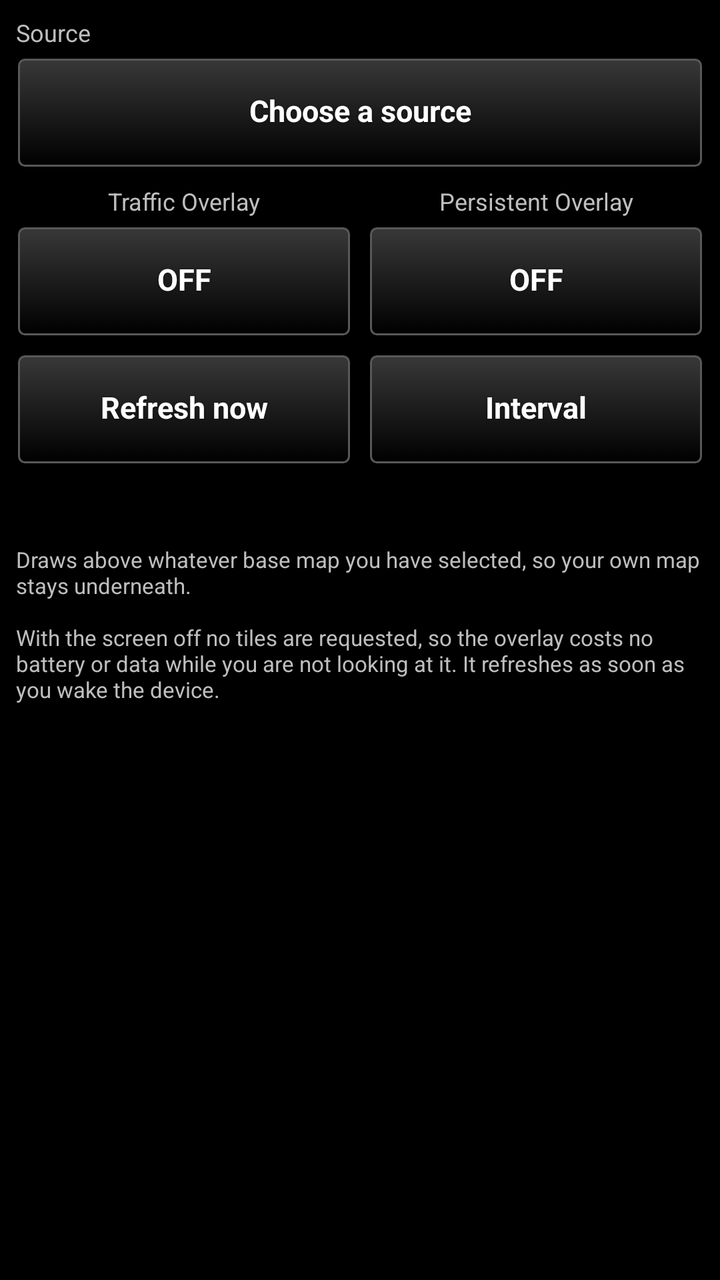
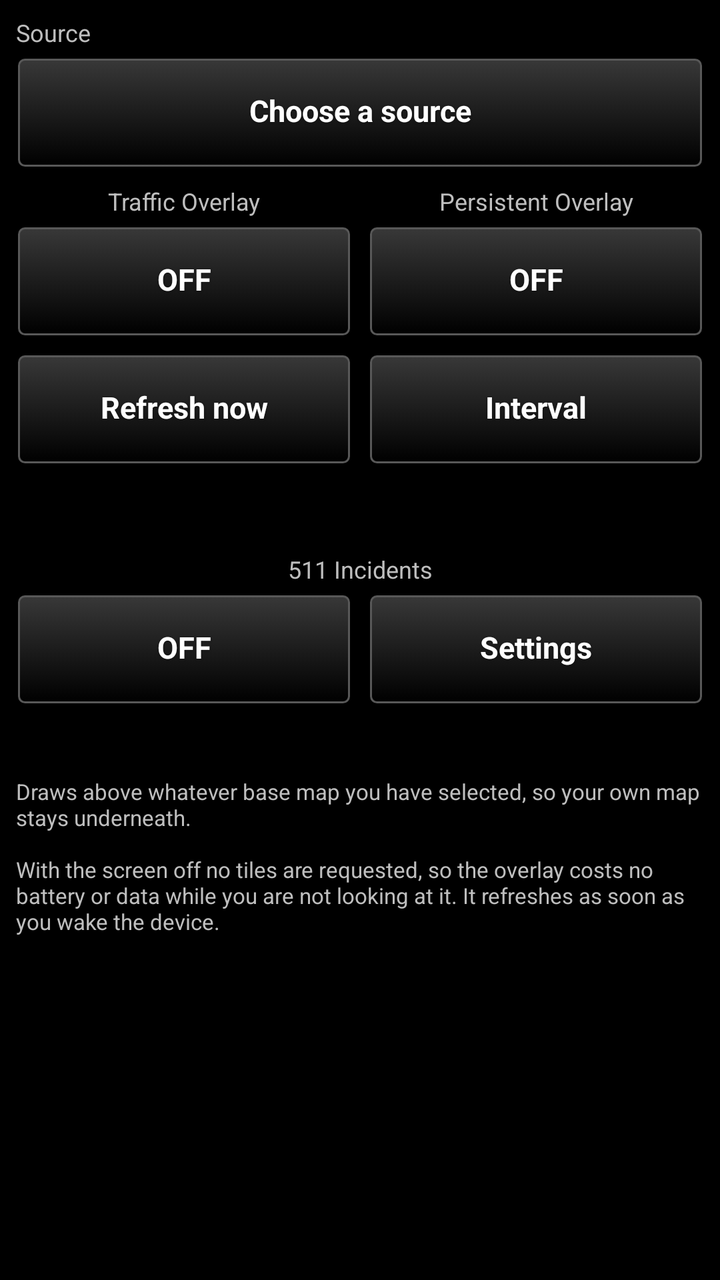

Before-and-after screenshots of an Android layout around one commit, followed by the original layout XML and the change that was made.
<!-- AndroidManifest.xml: application theme AppTheme -->
<!-- res/layout/main_layout.xml -->
<?xml version="1.0" encoding="utf-8"?>
<LinearLayout xmlns:android="http://schemas.android.com/apk/res/android"
    android:layout_width="match_parent"
    android:layout_height="match_parent"
    android:orientation="vertical"
    android:padding="8dp">

    <TextView
        android:id="@+id/source_heading"
        android:layout_width="match_parent"
        android:layout_height="wrap_content"
        android:paddingBottom="4dp"
        android:text="@string/source_heading"
        android:textSize="12sp" />

    
    <Button
        style="@style/TakwerxButton"
        android:id="@+id/btn_source"
        android:layout_width="match_parent"
        android:layout_height="wrap_content"
        android:minHeight="56dp"
        android:text="@string/source_none" />

    <LinearLayout
        android:layout_width="match_parent"
        android:layout_height="wrap_content"
        android:layout_marginTop="8dp"
        android:orientation="horizontal">

        <LinearLayout
            android:layout_width="0dp"
            android:layout_height="wrap_content"
            android:layout_weight="1"
            android:orientation="vertical">

            <TextView
                android:layout_width="match_parent"
                android:layout_height="wrap_content"
                android:gravity="center"
                android:paddingBottom="4dp"
                android:text="@string/traffic_heading"
                android:textSize="12sp" />

            <Button
                style="@style/TakwerxButton"
                android:id="@+id/btn_toggle"
                android:layout_width="match_parent"
                android:layout_height="wrap_content"
                android:minHeight="56dp"
                android:text="@string/state_off_label" />
        </LinearLayout>

        <LinearLayout
            android:layout_width="0dp"
            android:layout_height="wrap_content"
            android:layout_marginStart="8dp"
            android:layout_weight="1"
            android:orientation="vertical">

            <TextView
                android:layout_width="match_parent"
                android:layout_height="wrap_content"
                android:gravity="center"
                android:paddingBottom="4dp"
                android:text="@string/persist_heading"
                android:textSize="12sp" />

            <Button
                style="@style/TakwerxButton"
                android:id="@+id/btn_persist"
                android:layout_width="match_parent"
                android:layout_height="wrap_content"
                android:minHeight="56dp"
                android:text="@string/state_off_label" />
        </LinearLayout>
    </LinearLayout>

    <LinearLayout
        android:layout_width="match_parent"
        android:layout_height="wrap_content"
        android:layout_marginTop="8dp"
        android:orientation="horizontal">

        <Button
            style="@style/TakwerxButton"
            android:id="@+id/btn_refresh"
            android:layout_width="0dp"
            android:layout_height="wrap_content"
            android:layout_weight="1"
            android:minHeight="56dp"
            android:text="@string/refresh_now" />

        <Button
            style="@style/TakwerxButton"
            android:id="@+id/btn_interval"
            android:layout_width="0dp"
            android:layout_height="wrap_content"
            android:layout_marginStart="8dp"
            android:layout_weight="1"
            android:minHeight="56dp"
            android:text="@string/interval" />
    </LinearLayout>

    <TextView
        android:id="@+id/status"
        android:layout_width="match_parent"
        android:layout_height="wrap_content"
        android:paddingTop="12dp"
        android:textSize="13sp" />

    <TextView
        android:id="@+id/note"
        android:layout_width="match_parent"
        android:layout_height="wrap_content"
        android:paddingTop="10dp"
        android:text="@string/overlay_note"
        android:textSize="11sp" />
</LinearLayout>
<!-- resources referenced by this layout -->
<resources>
  <string name="interval">Interval</string>
  <string name="overlay_note">Draws above whatever base map you have selected, so your own map stays underneath.\n\nWith the screen off no tiles are requested, so the overlay costs no battery or data while you are not looking at it. It refreshes as soon as you wake the device.</string>
  <string name="persist_heading">Persistent Overlay</string>
  <string name="refresh_now">Refresh now</string>
  <string name="source_heading">Source</string>
  <string name="source_none">Choose a source</string>
  <string name="state_off_label">OFF</string>
  <string name="traffic_heading">Traffic Overlay</string>
  <style name="AppTheme" parent="@android:style/Theme.Holo">
          <item name="android:buttonStyle">@android:style/Widget.Button</item>
          <item name="android:imageButtonStyle">@android:style/Widget.Button</item>
          <item name="android:buttonStyleToggle">@android:style/Widget.Button</item>
          <item name="android:spinnerStyle">@style/ATAKSpinner</item>
          <item name="android:spinnerItemStyle">@style/ATAKSpinnerItem</item>
          <item name="android:editTextStyle">@style/ATAKEditText</item>
      </style>
  <style name="ATAKSpinner" parent="@android:style/Widget.Spinner">
          <item name="android:spinnerMode">dialog</item>
      </style>
  <style name="ATAKSpinnerItem">
          <item name="android:textColor">@android:color/white</item>
          <item name="android:dropDownVerticalOffset">0dip</item>
          <item name="android:dropDownHorizontalOffset">0dip</item>
          <item name="android:dropDownWidth">wrap_content</item>
          <item name="android:gravity">left|center_vertical</item>
      </style>
  <style name="ATAKEditText" parent="@android:style/Widget.EditText">
          
          
  
          
          <item name="android:imeOptions">flagNoFullscreen</item>
      </style>
  <color name="darker_gray">#121212</color>
  <color name="white">#ffffff</color>
  <dimen name="fontSize">14sp</dimen>
  <!-- drawable new_dark_button_disabled (drawable) -->
  <?xml version="1.0" encoding="utf-8"?>
  <layer-list xmlns:android="http://schemas.android.com/apk/res/android">
      <item android:bottom="1dp" android:right="1dp" android:left="1dp" android:top="1dp">
          <shape android:shape="rectangle">
              <corners android:radius="3dp" />
              <stroke
                  android:width="1dp"
                  android:color="#484848" />
              <solid android:color="#484848" />
          </shape>
      </item>
  </layer-list>
  <!-- unchanged entries left out for length: 5 -->
</resources>

<!-- the commit's change to res/layout/main_layout.xml (unified diff, before → after) -->
@@ -1,9 +1,22 @@
 <?xml version="1.0" encoding="utf-8"?>
-<LinearLayout xmlns:android="http://schemas.android.com/apk/res/android"
+<ScrollView xmlns:android="http://schemas.android.com/apk/res/android"
     android:layout_width="match_parent"
     android:layout_height="match_parent"
+    android:descendantFocusability="beforeDescendants"
+    android:focusableInTouchMode="true">
+
+<LinearLayout
+    android:layout_width="match_parent"
+    android:layout_height="wrap_content"
     android:orientation="vertical"
     android:padding="8dp">
+
+
+<LinearLayout
+    android:id="@+id/main_page"
+    android:layout_width="match_parent"
+    android:layout_height="wrap_content"
+    android:orientation="vertical">
 
     <TextView
         android:id="@+id/source_heading"
@@ -109,6 +122,57 @@
         android:paddingTop="12dp"
         android:textSize="13sp" />
 
+    
+    <TextView
+        android:layout_width="match_parent"
+        android:layout_height="wrap_content"
+        android:layout_marginTop="14dp"
+        android:gravity="center"
+        android:paddingBottom="4dp"
+        android:text="@string/incidents_heading"
+        android:textSize="12sp" />
+
+    <LinearLayout
+        android:layout_width="match_parent"
+        android:layout_height="wrap_content"
+        android:orientation="horizontal">
+
+        <Button
+            style="@style/TakwerxButton"
+            android:id="@+id/btn_incidents"
+            android:layout_width="0dp"
+            android:layout_height="wrap_content"
+            android:layout_weight="1"
+            android:minHeight="56dp"
+            android:text="@string/state_off_label" />
+
+        <Button
+            style="@style/TakwerxButton"
+            android:id="@+id/btn_incidents_settings"
+            android:layout_width="0dp"
+            android:layout_height="wrap_content"
+            android:layout_marginStart="8dp"
+            android:layout_weight="1"
+            android:minHeight="56dp"
+            android:text="@string/settings" />
+    </LinearLayout>
+
+    <TextView
+        android:id="@+id/status_incidents"
+        android:layout_width="match_parent"
+        android:layout_height="wrap_content"
+        android:paddingTop="8dp"
+        android:textSize="13sp" />
+
+    
+    <Button
+        style="@style/TakwerxButton"
+        android:id="@+id/btn_incidents_add_state"
+        android:layout_width="match_parent"
+        android:layout_height="wrap_content"
+        android:layout_marginTop="6dp"
+        android:visibility="gone" />
+
     <TextView
         android:id="@+id/note"
         android:layout_width="match_parent"
@@ -117,3 +181,200 @@
         android:text="@string/overlay_note"
         android:textSize="11sp" />
 </LinearLayout>
+
+
+<LinearLayout
+    android:id="@+id/incidents_page"
+    android:layout_width="match_parent"
+    android:layout_height="wrap_content"
+    android:orientation="vertical"
+    android:visibility="gone">
+
+    <Button
+        style="@style/TakwerxButton"
+        android:id="@+id/btn_incidents_back"
+        android:layout_width="wrap_content"
+        android:layout_height="wrap_content"
+        android:text="@string/back" />
+
+    <TextView
+        android:layout_width="match_parent"
+        android:layout_height="wrap_content"
+        android:alpha="0.6"
+        android:paddingTop="10dp"
+        android:text="@string/incidents_settings_heading"
+        android:textAllCaps="true"
+        android:textSize="10sp" />
+
+    
+    <Button
+        android:id="@+id/btn_states"
+        style="@style/TakwerxButton"
+        android:layout_width="match_parent"
+        android:layout_height="wrap_content"
+        android:layout_marginTop="6dp" />
+
+    <LinearLayout
+        android:layout_width="match_parent"
+        android:layout_height="wrap_content"
+        android:layout_marginTop="6dp"
+        android:orientation="horizontal">
+
+        <Button
+            android:id="@+id/fold_gate_head"
+            style="@style/TakwerxButton"
+            android:layout_width="0dp"
+            android:layout_height="wrap_content"
+            android:layout_weight="1" />
+
+        <ImageButton
+            android:id="@+id/fold_gate_chev"
+            style="@style/TakwerxIconButton"
+            android:layout_width="44dp"
+            android:layout_weight="0"
+            android:layout_marginRight="0dp"
+            android:contentDescription="@string/show_settings"
+            android:src="@drawable/ic_expand" />
+    </LinearLayout>
+
+    <LinearLayout
+        android:id="@+id/fold_gate_body"
+        android:layout_width="match_parent"
+        android:layout_height="wrap_content"
+        android:orientation="horizontal"
+        android:paddingTop="4dp"
+        android:visibility="gone">
+
+        <Button
+            android:id="@+id/btn_use_zoom"
+            style="@style/TakwerxButton"
+            android:layout_width="0dp"
+            android:layout_height="wrap_content"
+            android:layout_weight="1"
+            android:text="@string/use_this_zoom" />
+
+        <Button
+            android:id="@+id/btn_gate"
+            style="@style/TakwerxButton"
+            android:layout_width="0dp"
+            android:layout_height="wrap_content"
+            android:layout_marginLeft="6dp"
+            android:layout_weight="1" />
+    </LinearLayout>
+
+    
+    <LinearLayout
+        android:layout_width="match_parent"
+        android:layout_height="wrap_content"
+        android:layout_marginTop="6dp"
+        android:orientation="horizontal">
+
+        <Button
+            android:id="@+id/fold_scope_head"
+            style="@style/TakwerxButton"
+            android:layout_width="0dp"
+            android:layout_height="wrap_content"
+            android:layout_weight="1" />
+
+        <ImageButton
+            android:id="@+id/fold_scope_chev"
+            style="@style/TakwerxIconButton"
+            android:layout_width="44dp"
+            android:layout_weight="0"
+            android:layout_marginRight="0dp"
+            android:contentDescription="@string/show_settings"
+            android:src="@drawable/ic_expand" />
+    </LinearLayout>
+
+    <LinearLayout
+        android:id="@+id/fold_scope_body"
+        android:layout_width="match_parent"
+        android:layout_height="wrap_content"
+        android:orientation="vertical"
+        android:paddingTop="4dp"
+        android:visibility="gone">
+
+        <TextView
+            android:id="@+id/scope_label"
+            android:layout_width="match_parent"
+            android:layout_height="wrap_content"
+            android:textColor="@color/white"
+            android:textSize="13sp" />
+
+        <SeekBar
+            android:id="@+id/scope_seek"
+            android:layout_width="match_parent"
+            android:layout_height="wrap_content"
+            android:max="50"
+            android:minHeight="44dp" />
+
+        <Button
+            android:id="@+id/btn_scope_from"
+            style="@style/TakwerxButton"
+            android:layout_width="match_parent"
+            android:layout_height="wrap_content" />
+
+        <LinearLayout
+            android:layout_width="match_parent"
+            android:layout_height="wrap_content"
+            android:layout_marginTop="6dp"
+            android:orientation="horizontal">
+
+            <Button
+                android:id="@+id/btn_scope_extent"
+                style="@style/TakwerxButton"
+                android:layout_width="0dp"
+                android:layout_height="wrap_content"
+                android:layout_weight="1"
+                android:text="@string/use_this_extent" />
+
+            <Button
+                android:id="@+id/btn_scope_presets"
+                style="@style/TakwerxButton"
+                android:layout_width="0dp"
+                android:layout_height="wrap_content"
+                android:layout_marginLeft="4dp"
+                android:layout_weight="1"
+                android:text="@string/presets" />
+        </LinearLayout>
+    </LinearLayout>
+
+    <LinearLayout
+        android:layout_width="match_parent"
+        android:layout_height="wrap_content"
+        android:layout_marginTop="6dp"
+        android:orientation="horizontal">
+
+        <Button
+            android:id="@+id/fold_types_head"
+            style="@style/TakwerxButton"
+            android:layout_width="0dp"
+            android:layout_height="wrap_content"
+            android:layout_weight="1" />
+
+        <ImageButton
+            android:id="@+id/fold_types_chev"
+            style="@style/TakwerxIconButton"
+            android:layout_width="44dp"
+            android:layout_weight="0"
+            android:layout_marginRight="0dp"
+            android:contentDescription="@string/show_settings"
+            android:src="@drawable/ic_expand" />
+    </LinearLayout>
+
+    <LinearLayout
+        android:id="@+id/fold_types_body"
+        android:layout_width="match_parent"
+        android:layout_height="wrap_content"
+        android:orientation="vertical"
+        android:visibility="gone">
+
+        <LinearLayout
+            android:id="@+id/types_grid"
+            android:layout_width="match_parent"
+            android:layout_height="wrap_content"
+            android:orientation="vertical" />
+    </LinearLayout>
+</LinearLayout>
+</LinearLayout>
+</ScrollView>
<!-- resource entries referenced after the edit -->
@@ -3,11 +3,26 @@
   <string name="interval">Interval</string>
   <string name="overlay_note">Draws above whatever base map you have selected, so your own map stays underneath.\n\nWith the screen off no tiles are requested, so the overlay costs no battery or data while you are not looking at it. It refreshes as soon as you wake the device.</string>
   <string name="persist_heading">Persistent Overlay</string>
+  <string name="presets">Presets</string>
   <string name="refresh_now">Refresh now</string>
+  <string name="settings">Settings</string>
+  <string name="show_settings">Show or hide</string>
   <string name="source_heading">Source</string>
   <string name="source_none">Choose a source</string>
   <string name="state_off_label">OFF</string>
   <string name="traffic_heading">Traffic Overlay</string>
+  <string name="use_this_extent">Use this extent</string>
+  <string name="use_this_zoom">Use this zoom</string>
+  <style name="TakwerxIconButton">
+          <item name="android:layout_width">0dp</item>
+          <item name="android:layout_weight">1</item>
+          <item name="android:layout_height">44dp</item>
+          <item name="android:layout_marginLeft">2dp</item>
+          <item name="android:layout_marginRight">2dp</item>
+          <item name="android:background">@drawable/btn_gray</item>
+          <item name="android:scaleType">centerInside</item>
+          <item name="android:padding">9dp</item>
+      </style>
   <style name="AppTheme" parent="@android:style/Theme.Holo">
           <item name="android:buttonStyle">@android:style/Widget.Button</item>
           <item name="android:imageButtonStyle">@android:style/Widget.Button</item>
@@ -35,6 +50,10 @@
       </style>
   <color name="darker_gray">#121212</color>
   <color name="white">#ffffff</color>
+  <!-- drawable ic_expand: png bitmap (drawable, 460 bytes) -->
+  <string name="back">Back</string>
+  <string name="incidents_heading">511 Incidents</string>
+  <string name="incidents_settings_heading">511 Incidents</string>
   <dimen name="fontSize">14sp</dimen>
   <!-- drawable new_dark_button_disabled (drawable) -->
   <?xml version="1.0" encoding="utf-8"?>
